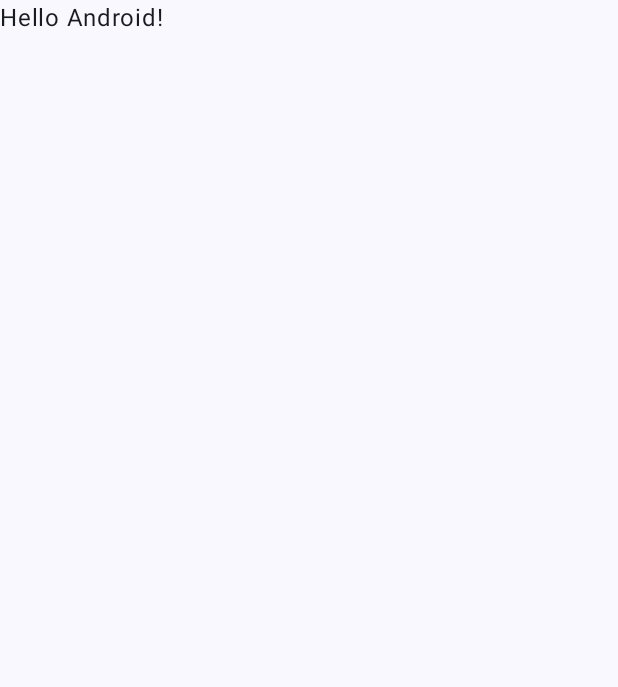
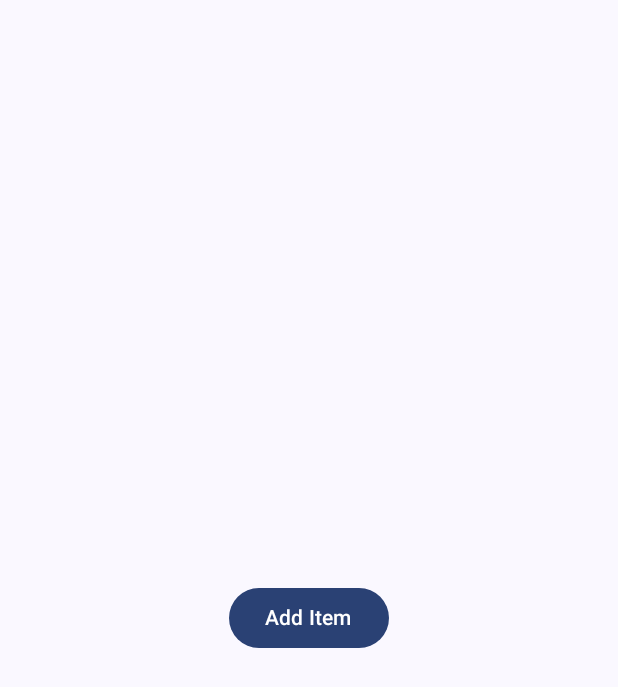
Before and after one commit to abyssalflare/Shopping-List-Android-Application, an Android app built with Jetpack Compose: the screen it shows after launch (MainActivity), on a phone screen of 412 x 824 dp. Before the commit the part shown is almost empty. Shown: the top 687 px of the screen. Run offline under Robolectric (Android 15) with nearby library versions, the phone set to English and light mode, and no system bars.

Commit message:
Added Button
Added the add button for the shopping list app

```diff
--- a/app/src/main/java/com/example/myshoppinglistapp/MainActivity.kt
+++ b/app/src/main/java/com/example/myshoppinglistapp/MainActivity.kt
@@ -3,11 +3,15 @@ package com.example.myshoppinglistapp
 import android.os.Bundle
 import androidx.activity.ComponentActivity
 import androidx.activity.compose.setContent
+import androidx.compose.foundation.layout.Arrangement
+import androidx.compose.foundation.layout.Column
 import androidx.compose.foundation.layout.fillMaxSize
+import androidx.compose.material3.Button
 import androidx.compose.material3.MaterialTheme
 import androidx.compose.material3.Surface
 import androidx.compose.material3.Text
 import androidx.compose.runtime.Composable
+import androidx.compose.ui.Alignment
 import androidx.compose.ui.Modifier
 import androidx.compose.ui.tooling.preview.Preview
 import com.example.myshoppinglistapp.ui.theme.MyShoppingListAppTheme
@@ -19,25 +23,19 @@ class MainActivity : ComponentActivity() {
             MyShoppingListAppTheme {
                 // A surface container using the 'background' color from the theme
                 Surface(modifier = Modifier.fillMaxSize(), color = MaterialTheme.colorScheme.background) {
-                    Greeting("Android")
+                    Column(
+                        modifier = Modifier.fillMaxSize(),
+                        verticalArrangement = Arrangement.Center,
+                    ){
+                        Button(
+                            onClick = { /*TODO*/ },
+                            modifier = Modifier.align(Alignment.CenterHorizontally)
+                        ) {
+                            Text(text = "Add Item");
+                        }
+                    }
                 }
             }
         }
     }
 }
-
-@Composable
-fun Greeting(name: String, modifier: Modifier = Modifier) {
-    Text(
-        text = "Hello $name!",
-        modifier = modifier
-    )
-}
-
-@Preview(showBackground = true)
-@Composable
-fun GreetingPreview() {
-    MyShoppingListAppTheme {
-        Greeting("Android")
-    }
-}
```
